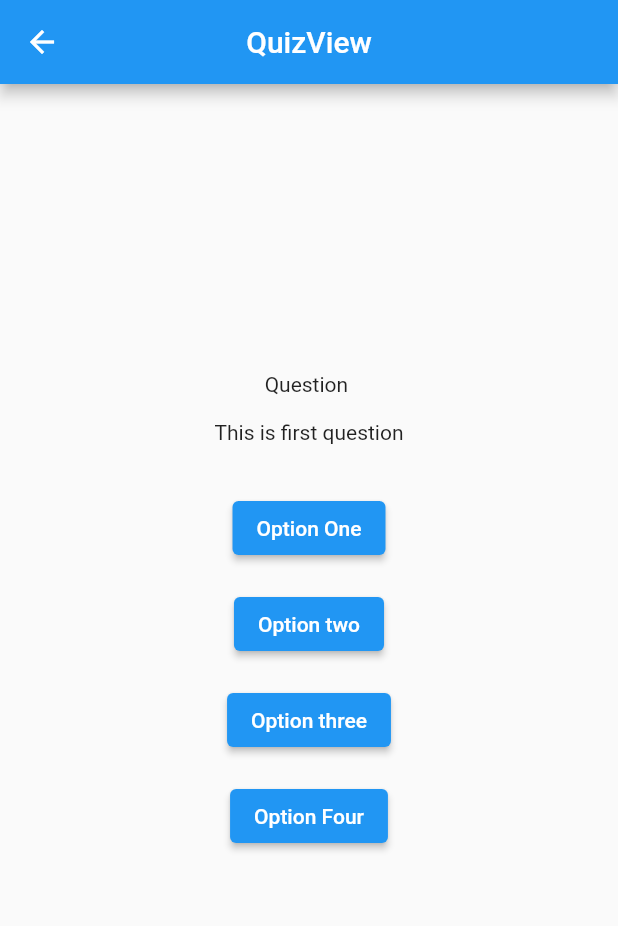
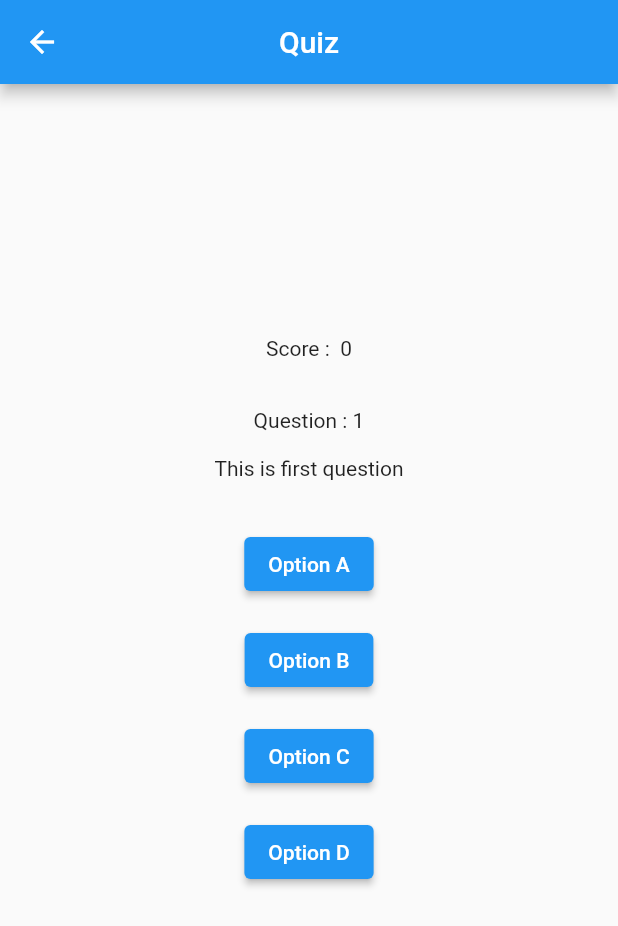
Before and after one commit to alpondith/trivia-quiz, a Flutter app: the QuizView screen opened by its route, on a phone screen of 412 x 824 dp. Shown: the top 926 px of the screen. Run offline on Flutter 3.47's test engine with Material 2 defaults, Android fonts, the phone set to English and light mode, and no system bars; our stand-ins replace get.

Commit message:
basic quiz functionality

```diff
--- /dev/null
+++ b/lib/app/data/dataset.dart
@@ -0,0 +1,44 @@
+class DataSet {
+  static List<Map<String, String>> questions = [
+    {
+      'question': "This is first question",
+      'answer': 'option-1',
+      'option-1': 'Option A',
+      'option-2': 'Option B',
+      'option-3': 'Option C',
+      'option-4': 'Option D',
+    },
+    {
+      'question': "This is second question",
+      'answer': 'option-3',
+      'option-1': 'Option A',
+      'option-2': 'Option B',
+      'option-3': 'Option C',
+      'option-4': 'Option D',
+    },
+    {
+      'question': "This is third question",
+      'answer': 'option-4',
+      'option-1': 'Option A',
+      'option-2': 'Option B',
+      'option-3': 'Option C',
+      'option-4': 'Option D',
+    },
+    {
+      'question': "This is Dth question",
+      'answer': 'option-2',
+      'option-1': 'Option A',
+      'option-2': 'Option B',
+      'option-3': 'Option C',
+      'option-4': 'Option D',
+    },
+    {
+      'question': "This is fifth question",
+      'answer': 'option-3',
+      'option-1': 'Option A',
+      'option-2': 'Option B',
+      'option-3': 'Option C',
+      'option-4': 'Option D',
+    },
+  ];
+}
--- a/lib/app/modules/history/views/history_view.dart
+++ b/lib/app/modules/history/views/history_view.dart
@@ -10,7 +10,7 @@ class HistoryView extends GetView<HistoryController> {
   Widget build(BuildContext context) {
     return Scaffold(
       appBar: AppBar(
-        title: const Text('HistoryView'),
+        title: const Text('Quiz History'),
         centerTitle: true,
       ),
       body: Center(
@@ -28,7 +28,7 @@ class HistoryView extends GetView<HistoryController> {
             const Text('11 pm , June 1 , 2023  - 3 points'),
             const SizedBox(height: 32),
             ElevatedButton(
-              onPressed: () {},
+              onPressed: () => Get.back(),
               child: const Text('Go Back'),
             ),
           ],
--- a/lib/app/modules/home/views/home_view.dart
+++ b/lib/app/modules/home/views/home_view.dart
@@ -10,7 +10,7 @@ class HomeView extends GetView<HomeController> {
   Widget build(BuildContext context) {
     return Scaffold(
       appBar: AppBar(
-        title: const Text('HomeView'),
+        title: const Text('Trivia Quiz'),
         centerTitle: true,
       ),
       body: Center(
@@ -23,7 +23,7 @@ class HomeView extends GetView<HomeController> {
             ),
             const SizedBox(height: 16),
             ElevatedButton(
-              onPressed: () {},
+              onPressed: () => Get.toNamed(Routes.HISTORY),
               child: const Text('View History'),
             ),
           ],
--- a/lib/app/modules/quiz/controllers/quiz_controller.dart
+++ b/lib/app/modules/quiz/controllers/quiz_controller.dart
@@ -1,7 +1,14 @@
 import 'package:get/get.dart';
+import 'package:trivia_quiz/app/routes/app_pages.dart';
+
+import '../../../data/dataset.dart';
 
 class QuizController extends GetxController with StateMixin {
-  int index = 0;
+  List<Map<String, String>> questions = DataSet.questions;
+
+  final _index = 0.obs;
+  get index => _index.value;
+  set index(v) => _index.value = v;
 
   final _messageVisible = false.obs;
   get messageVisible => _messageVisible.value;
@@ -10,6 +17,14 @@ class QuizController extends GetxController with StateMixin {
   final _message = ''.obs;
   get message => _message.value;
   set message(v) => _message.value = v;
+
+  final _score = 0.obs;
+  get score => _score.value;
+  set score(v) => _score.value = v;
+  void scorePlus() => _score.value++;
+  void scoreMinus() => score <= 1 ? score = 0 : score--;
+
+  bool isAnswered = false;
 
   @override
   void onInit() {
@@ -24,64 +39,29 @@ class QuizController extends GetxController with StateMixin {
   }
 
   void nextQuestion() {
+    isAnswered = false;
     messageVisible = false;
     index++;
     if (index < questions.length) {
       setQuestion(index);
     } else {
-      // go to score page
+      Get.toNamed(Routes.SCORE, arguments: score);
     }
   }
 
   void checkAnswer(String key) {
+    if (isAnswered) {
+      return;
+    }
+    String? selectedAnswer = questions[index][key];
     if (questions[index]['answer'] == key) {
-      message = 'Your answer is correct';
+      scorePlus();
+      message = "Correct. your have selected : $selectedAnswer ";
     } else {
-      message = 'Your answer is Incorrect';
+      scoreMinus();
+      message = 'Incorrect. your have selected : $selectedAnswer';
     }
     messageVisible = true;
+    isAnswered = true;
   }
-
-  List<Map<String, String>> questions = [
-    {
-      'question': "This is first question",
-      'answer': 'option-1',
-      'option-1': 'Option One',
-      'option-2': 'Option two',
-      'option-3': 'Option three',
-      'option-4': 'Option Four',
-    },
-    {
-      'question': "This is second question",
-      'answer': 'option-3',
-      'option-1': 'Option One',
-      'option-2': 'Option two',
-      'option-3': 'Option three',
-      'option-4': 'Option Four',
-    },
-    {
-      'question': "This is third question",
-      'answer': 'option-4',
-      'option-1': 'Option One',
-      'option-2': 'Option two',
-      'option-3': 'Option three',
-      'option-4': 'Option Four',
-    },
-    {
-      'question': "This is fourth question",
-      'answer': 'option-2',
-      'option-1': 'Option One',
-      'option-2': 'Option two',
-      'option-3': 'Option three',
-      'option-4': 'Option Four',
-    },
-    {
-      'question': "This is fifth question",
-      'answer': 'option-3',
-      'option-1': 'Option One',
-      'option-2': 'Option two',
-      'option-3': 'Option three',
-      'option-4': 'Option Four',
-    },
-  ];
 }
--- a/lib/app/modules/quiz/views/quiz_view.dart
+++ b/lib/app/modules/quiz/views/quiz_view.dart
@@ -10,7 +10,7 @@ class QuizView extends GetView<QuizController> {
   Widget build(BuildContext context) {
     return Scaffold(
       appBar: AppBar(
-        title: const Text('QuizView'),
+        title: const Text('Quiz'),
         centerTitle: true,
       ),
       body: Center(
@@ -18,7 +18,13 @@ class QuizView extends GetView<QuizController> {
           (data) => Column(
             mainAxisAlignment: MainAxisAlignment.center,
             children: [
-              const Text('Question '),
+              Obx(
+                () => Text('Score :  ${controller.score}'),
+              ),
+              const SizedBox(height: 32),
+              Obx(
+                () => Text("Question : ${controller.index + 1}"),
+              ),
               const SizedBox(height: 16),
               Text(data['question']),
               const SizedBox(height: 32),
@@ -46,8 +52,9 @@ class QuizView extends GetView<QuizController> {
                 () => Visibility(
                   visible: controller.messageVisible,
                   child: Column(
+                    mainAxisAlignment: MainAxisAlignment.center,
                     children: [
-                      Text(controller.message),
+                      Center(child: Text(controller.message)),
                       const SizedBox(height: 16),
                       ElevatedButton(
                         onPressed: () => controller.nextQuestion(),
--- a/lib/app/modules/score/controllers/score_controller.dart
+++ b/lib/app/modules/score/controllers/score_controller.dart
@@ -1,3 +1,5 @@
 import 'package:get/get.dart';
 
-class ScoreController extends GetxController {}
+class ScoreController extends GetxController {
+  final score = Get.arguments;
+}
```
Also changed, not shown: lib/app/modules/score/views/score_view.dart (+15 -4 lines).
